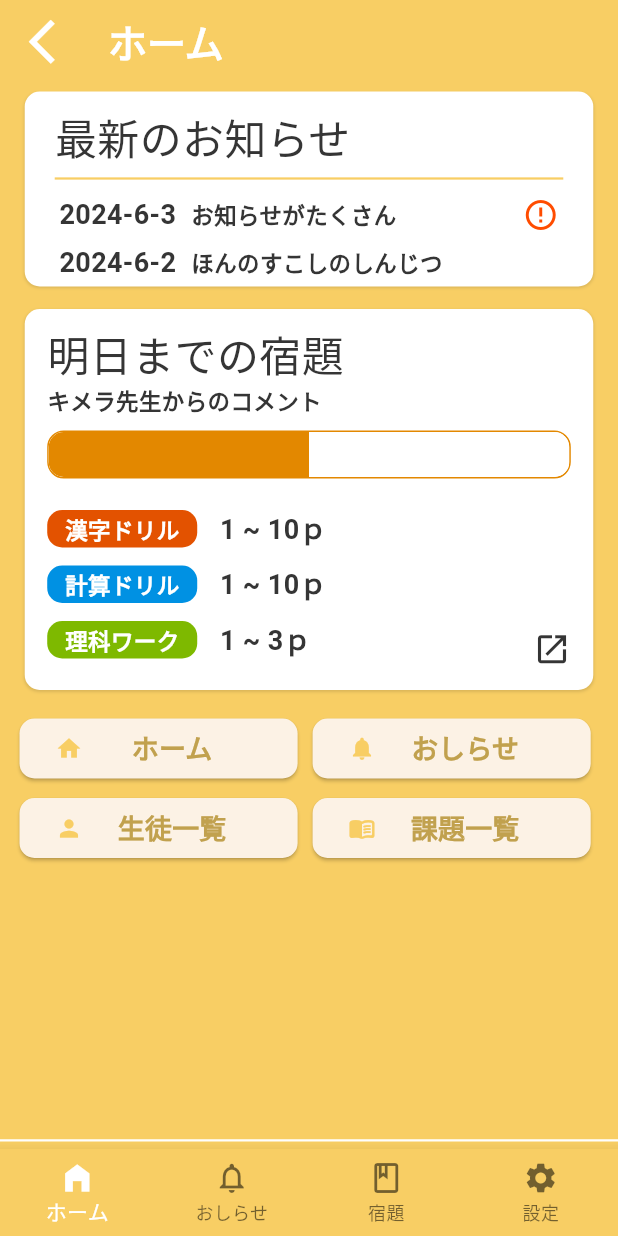
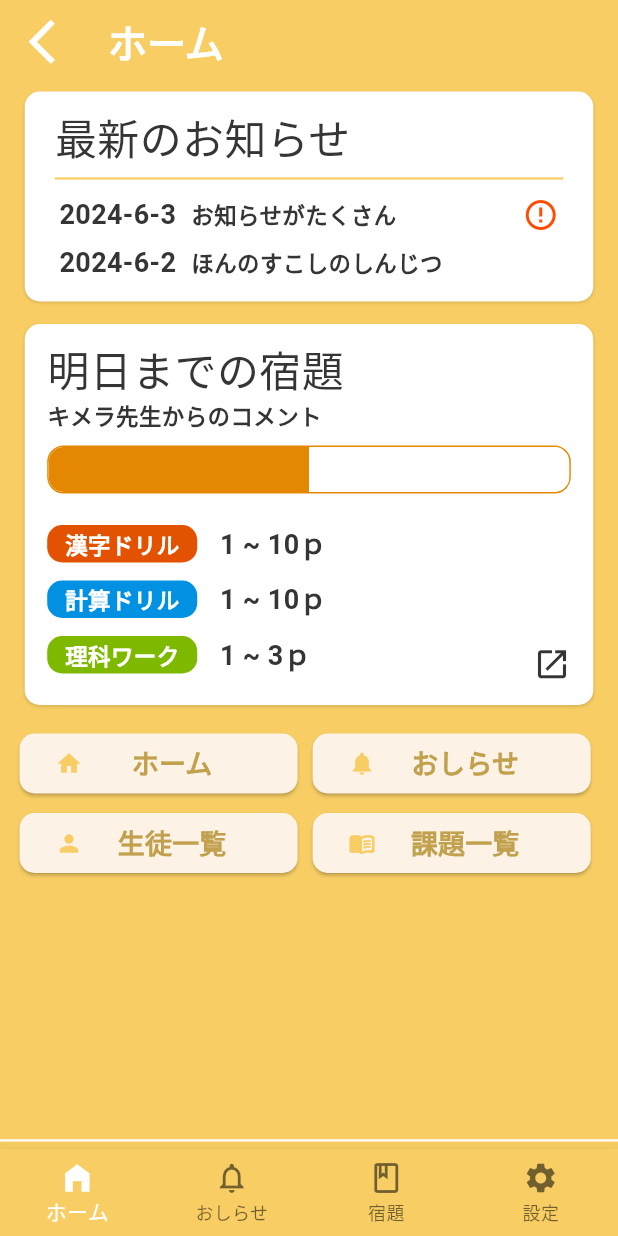
Before and after one commit to yadu2222/juninry, a Flutter app: the screen it shows after launch, on a phone screen of 412 x 824 dp. Run offline on Flutter 3.47's test engine with Material 3 defaults, Android fonts, the phone set to English and light mode, and no system bars; our stand-ins replace camera, go_router; Roboto replaces fonts that are missing (Noto Sans JP).

Commit message:
Save local changes before merging

```diff
--- a/lib/view/components/organism/latest_notice_tab.dart
+++ b/lib/view/components/organism/latest_notice_tab.dart
@@ -27,8 +27,8 @@ class LatestNoticeTab extends StatelessWidget {
   @override
   Widget build(BuildContext context) {
     return ListItem(
-        height: 130,
-        padding: EdgeInsets.only(left: 20, right: 20, top: 10, bottom: 10),
+        // height: 130,
+        padding: const EdgeInsets.only(left: 20, right: 20, top: 10, bottom: 10),
         // ここに箱の中に表示したいウィジェットを入れる
         widget: Column(
             crossAxisAlignment: CrossAxisAlignment.start, //これをつける
--- a/lib/view/pages/junior/page_home.dart
+++ b/lib/view/pages/junior/page_home.dart
@@ -12,6 +12,12 @@ class PageHomeJunior extends StatelessWidget {
 
   @override
   Widget build(BuildContext context) {
-    return Center(child: Column(children: [AppBarView(titleText: title), LatestNoticeTab(), TaskTab(), JuniorShortcuts()]));
+    return Center(
+        child: Column(children: [
+      AppBarView(titleText: title), // appbar
+      LatestNoticeTab(), // 最新のお知らせタブ
+      TaskTab(), // 明日提出の課題タブ
+      JuniorShortcuts() // ショートカットボタン
+    ]));
   }
 }
--- a/lib/view/pages/junior/page_submission.dart
+++ b/lib/view/pages/junior/page_submission.dart
@@ -2,3 +2,5 @@ import 'package:flutter/material.dart';
 import 'package:go_router/go_router.dart';
 
 import '../../components/atoms/appbar.dart';
+
+// 提出ページ
--- a/pubspec.yaml
+++ b/pubspec.yaml
@@ -30,6 +30,9 @@ environment:
 dependencies:
   flutter:
     sdk: flutter
+  camera: ^0.9.4+19
+  path_provider: ^2.0.9
+  path: ^1.8.0
 
 
   # The following adds the Cupertino Icons font to your application.
```
Also changed, not shown: lib/main.dart (+172 -0 lines), lib/view/components/molecule/submittion_card.dart (deleted, +0 -52 lines), lib/view/components/molecule/submittion_item.dart (added, +47 -0 lines), lib/view/components/organism/student_list.dart (+8 -8 lines), lib/view/pages/patron/page_sample.dart (added), lib/view/pages/teacher/page_notice_ditaile.dart (added), pubspec.lock, 12 other files.
